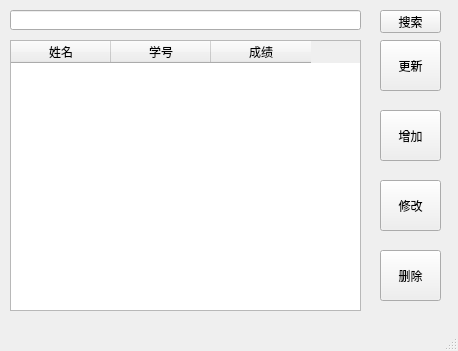
The window that sql_qt/mainwindow.ui (xieyingqi/studentmamage) describes before a commit, drawn with Qt 5.
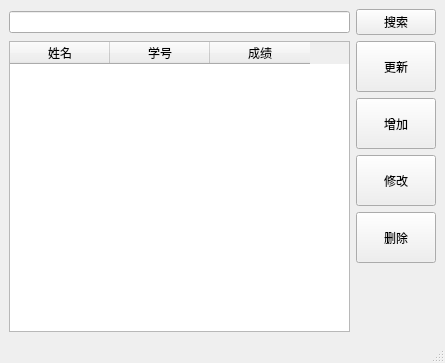
The same window after the commit.

Commit message: 调整布局

Diff of the .ui file:
```diff
--- a/sql_qt/mainwindow.ui
+++ b/sql_qt/mainwindow.ui
@@ -6,22 +6,51 @@
    <rect>
     <x>0</x>
     <y>0</y>
-    <width>458</width>
-    <height>351</height>
+    <width>445</width>
+    <height>363</height>
    </rect>
   </property>
   <property name="windowTitle">
    <string>MainWindow</string>
   </property>
   <widget class="QWidget" name="centralwidget">
+   <layout class="QVBoxLayout" name="verticalLayout_3">
+    <item>
+     <layout class="QHBoxLayout" name="horizontalLayout">
+      <item>
+       <widget class="QLineEdit" name="lineEdit">
+        <property name="minimumSize">
+         <size>
+          <width>311</width>
+          <height>0</height>
+         </size>
+        </property>
+       </widget>
+      </item>
+      <item>
+       <widget class="QPushButton" name="btn_search">
+        <property name="minimumSize">
+         <size>
+          <width>61</width>
+          <height>23</height>
+         </size>
+        </property>
+        <property name="text">
+         <string>搜索</string>
+        </property>
+       </widget>
+      </item>
+     </layout>
+    </item>
+    <item>
+     <layout class="QHBoxLayout" name="horizontalLayout_2">
+      <item>
    <widget class="QTableWidget" name="tableWidget">
-    <property name="geometry">
-     <rect>
-      <x>10</x>
-      <y>40</y>
-      <width>351</width>
+        <property name="minimumSize">
+         <size>
+          <width>311</width>
       <height>271</height>
-     </rect>
+         </size>
     </property>
     <property name="autoFillBackground">
      <bool>false</bool>
@@ -51,81 +80,83 @@
      </property>
     </column>
    </widget>
+      </item>
+      <item>
+       <layout class="QVBoxLayout" name="verticalLayout_2">
+        <item>
+         <layout class="QVBoxLayout" name="verticalLayout">
+          <item>
    <widget class="QPushButton" name="btn_update">
-    <property name="geometry">
-     <rect>
-      <x>380</x>
-      <y>40</y>
+            <property name="minimumSize">
+             <size>
       <width>61</width>
       <height>51</height>
-     </rect>
+             </size>
     </property>
     <property name="text">
      <string>更新</string>
     </property>
    </widget>
+          </item>
+          <item>
    <widget class="QPushButton" name="btn_add">
-    <property name="geometry">
-     <rect>
-      <x>380</x>
-      <y>110</y>
+            <property name="minimumSize">
+             <size>
       <width>61</width>
       <height>51</height>
-     </rect>
+             </size>
     </property>
     <property name="text">
      <string>增加</string>
     </property>
    </widget>
+          </item>
+          <item>
    <widget class="QPushButton" name="btn_change">
-    <property name="geometry">
-     <rect>
-      <x>380</x>
-      <y>180</y>
-      <width>61</width>
+            <property name="minimumSize">
+             <size>
+              <width>75</width>
       <height>51</height>
-     </rect>
+             </size>
     </property>
     <property name="text">
      <string>修改</string>
     </property>
    </widget>
+          </item>
+          <item>
    <widget class="QPushButton" name="btn_del">
-    <property name="geometry">
-     <rect>
-      <x>380</x>
-      <y>250</y>
+            <property name="minimumSize">
+             <size>
       <width>61</width>
       <height>51</height>
-     </rect>
+             </size>
     </property>
     <property name="text">
      <string>删除</string>
     </property>
    </widget>
-   <widget class="QLineEdit" name="lineEdit">
-    <property name="geometry">
-     <rect>
-      <x>10</x>
-      <y>10</y>
-      <width>351</width>
-      <height>20</height>
-     </rect>
-    </property>
-   </widget>
-   <widget class="QPushButton" name="btn_search">
-    <property name="geometry">
-     <rect>
-      <x>380</x>
-      <y>10</y>
-      <width>61</width>
-      <height>23</height>
-     </rect>
-    </property>
-    <property name="text">
-     <string>搜索</string>
-    </property>
-   </widget>
+          </item>
+         </layout>
+        </item>
+        <item>
+         <spacer name="verticalSpacer">
+          <property name="orientation">
+           <enum>Qt::Vertical</enum>
+          </property>
+          <property name="sizeHint" stdset="0">
+           <size>
+            <width>20</width>
+            <height>13</height>
+           </size>
+          </property>
+         </spacer>
+        </item>
+       </layout>
+      </item>
+     </layout>
+    </item>
+   </layout>
   </widget>
   <widget class="QMenuBar" name="menubar">
    <property name="geometry">
```
Left out of the diff: 2 changed lines with no effect on the pictures. Lines whose indentation alone changed are shown as unchanged. The commit also changes 1 other file.
